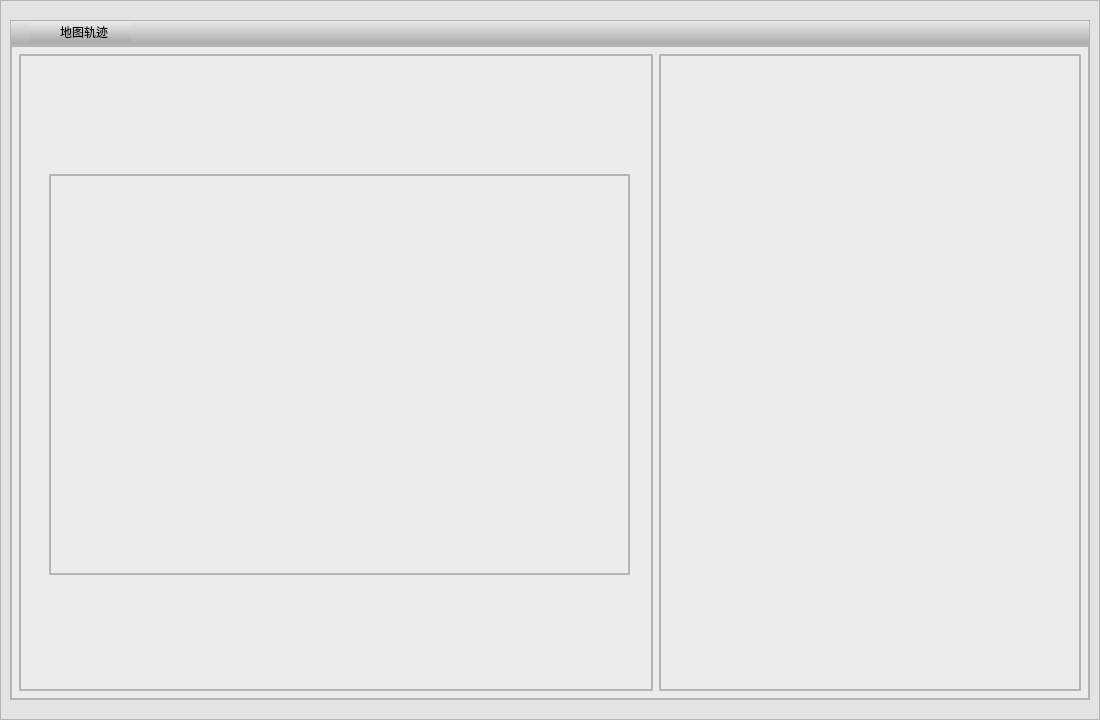
The window that UIModule/maptrackpane.ui (zhangjianscc/ZMClient) describes before a commit, drawn with Qt 5.
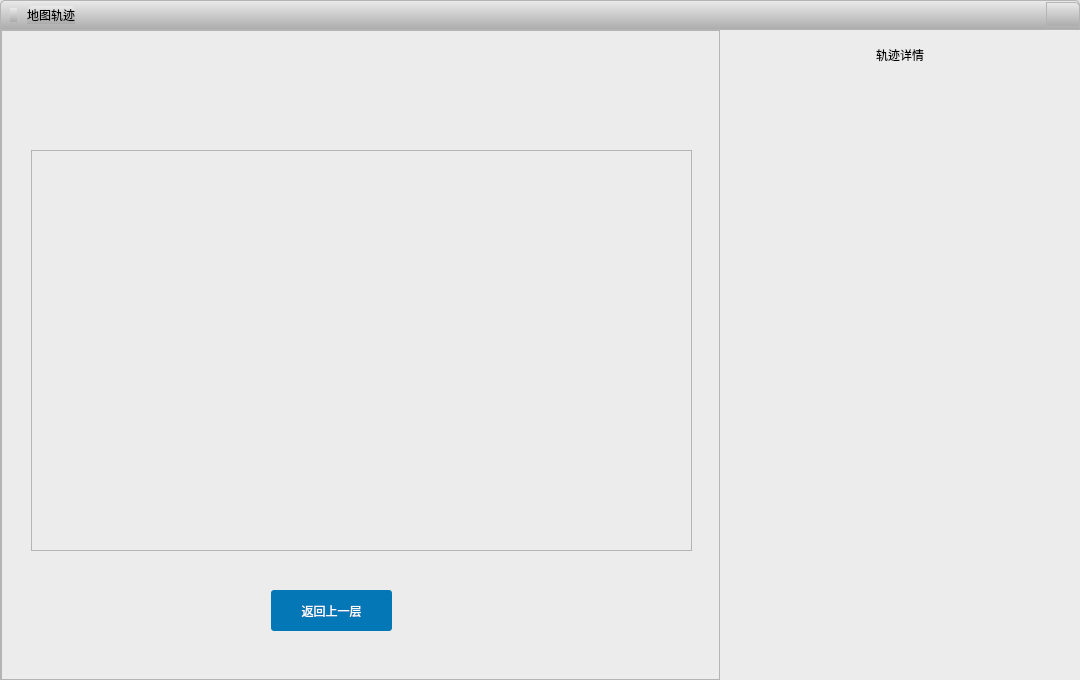
The same window after the commit. Icons and pictures are not drawn.

```diff
--- a/UIModule/maptrackpane.ui
+++ b/UIModule/maptrackpane.ui
@@ -6,8 +6,8 @@
    <rect>
     <x>0</x>
     <y>0</y>
-    <width>1100</width>
-    <height>720</height>
+    <width>1080</width>
+    <height>680</height>
    </rect>
   </property>
   <property name="windowTitle">
@@ -15,34 +15,14 @@
   </property>
   <property name="styleSheet">
    <string notr="true">background-color: rgb(227, 227, 227);
-border:1px solid rgb(180,180,180)</string>
+border:1px solid rgb(180,180,180);
+border-radius:5px;</string>
   </property>
   <layout class="QVBoxLayout" name="verticalLayout">
    <property name="spacing">
     <number>0</number>
    </property>
    <property name="leftMargin">
-    <number>10</number>
-   </property>
-   <property name="topMargin">
-    <number>20</number>
-   </property>
-   <property name="rightMargin">
-    <number>10</number>
-   </property>
-   <property name="bottomMargin">
-    <number>20</number>
-   </property>
-   <item>
-    <widget class="QWidget" name="widget" native="true">
-     <property name="styleSheet">
-      <string notr="true"/>
-     </property>
-     <layout class="QVBoxLayout" name="verticalLayout_2">
-      <property name="spacing">
-       <number>0</number>
-      </property>
-      <property name="leftMargin">
        <number>0</number>
       </property>
       <property name="topMargin">
@@ -59,27 +39,44 @@
         <property name="minimumSize">
          <size>
           <width>0</width>
-          <height>25</height>
+       <height>30</height>
          </size>
         </property>
         <property name="maximumSize">
          <size>
           <width>16777215</width>
-          <height>25</height>
+       <height>30</height>
          </size>
         </property>
         <property name="styleSheet">
          <string notr="true">border-radius:0px;
-background-color: qlineargradient(spread:pad, x1:0, y1:0, x2:0, y2:1, stop:0 rgba(235, 235, 235, 255), stop:1 rgba(170, 170, 170, 255));</string>
-        </property>
+background-color: qlineargradient(spread:pad, x1:0, y1:0, x2:0, y2:1, stop:0 rgba(235, 235, 235, 255), stop:1 rgba(170, 170, 170, 255));
+border-top-left-radius:5px;
+border-top-right-radius:5px;</string>
+     </property>
+     <layout class="QHBoxLayout" name="horizontalLayout">
+      <property name="spacing">
+       <number>10</number>
+      </property>
+      <property name="leftMargin">
+       <number>10</number>
+      </property>
+      <property name="topMargin">
+       <number>0</number>
+      </property>
+      <property name="rightMargin">
+       <number>0</number>
+      </property>
+      <property name="bottomMargin">
+       <number>0</number>
+      </property>
+      <item>
         <widget class="QLabel" name="label">
-         <property name="geometry">
-          <rect>
-           <x>20</x>
-           <y>2</y>
-           <width>41</width>
-           <height>20</height>
-          </rect>
+        <property name="sizePolicy">
+         <sizepolicy hsizetype="Fixed" vsizetype="Fixed">
+          <horstretch>0</horstretch>
+          <verstretch>0</verstretch>
+         </sizepolicy>
          </property>
          <property name="styleSheet">
           <string notr="true">border:none</string>
@@ -88,17 +85,20 @@
           <string/>
          </property>
          <property name="pixmap">
-          <pixmap resource="../Resouce.qrc">:/images/1比N小图标.png</pixmap>
-         </property>
-        </widget>
+         <pixmap resource="../Resouce.qrc">:/images/监控区域信息维护图标.png</pixmap>
+        </property>
+        <property name="scaledContents">
+         <bool>true</bool>
+        </property>
+       </widget>
+      </item>
+      <item>
         <widget class="QLabel" name="label_2">
-         <property name="geometry">
-          <rect>
-           <x>50</x>
-           <y>2</y>
-           <width>71</width>
-           <height>20</height>
-          </rect>
+        <property name="sizePolicy">
+         <sizepolicy hsizetype="Fixed" vsizetype="Fixed">
+          <horstretch>0</horstretch>
+          <verstretch>0</verstretch>
+         </sizepolicy>
          </property>
          <property name="styleSheet">
           <string notr="true">border:none;
@@ -107,37 +107,123 @@
          <property name="text">
           <string>地图轨迹</string>
          </property>
-        </widget>
+        <property name="scaledContents">
+         <bool>true</bool>
+        </property>
+       </widget>
+      </item>
+      <item>
+       <spacer name="horizontalSpacer">
+        <property name="orientation">
+         <enum>Qt::Horizontal</enum>
+        </property>
+        <property name="sizeHint" stdset="0">
+         <size>
+          <width>923</width>
+          <height>20</height>
+         </size>
+        </property>
+       </spacer>
+      </item>
+      <item>
+       <widget class="QPushButton" name="m_btnClose">
+        <property name="minimumSize">
+         <size>
+          <width>25</width>
+          <height>25</height>
+         </size>
+        </property>
+        <property name="styleSheet">
+         <string notr="true">border-radius:0px;
+border-top-right-radius:5px;
+</string>
+        </property>
+        <property name="text">
+         <string/>
+        </property>
+       </widget>
+      </item>
+     </layout>
        </widget>
       </item>
       <item>
        <widget class="QWidget" name="widget_3" native="true">
         <property name="styleSheet">
          <string notr="true">border:2px solid rgb(180,180,180);
-border-radius:2px;
-background-color:rgb(236,236,236)</string>
-        </property>
-        <layout class="QHBoxLayout" name="horizontalLayout" stretch="3,2">
+background-color:rgb(236,236,236);
+border-radius:0px;</string>
+     </property>
+     <layout class="QHBoxLayout" name="horizontalLayout_2" stretch="2,1">
+      <property name="spacing">
+       <number>0</number>
+      </property>
+      <property name="leftMargin">
+       <number>1</number>
+      </property>
+      <property name="topMargin">
+       <number>0</number>
+      </property>
+      <property name="rightMargin">
+       <number>0</number>
+      </property>
+      <property name="bottomMargin">
+       <number>0</number>
+      </property>
          <item>
           <widget class="QWidget" name="widget_4" native="true">
+        <property name="styleSheet">
+         <string notr="true">border-radius:0px;
+border:1px solid rgb(180,180,180);</string>
+        </property>
            <widget class="QLabel" name="label_3">
             <property name="geometry">
              <rect>
               <x>30</x>
               <y>120</y>
-              <width>581</width>
+           <width>661</width>
               <height>401</height>
              </rect>
             </property>
+         <property name="styleSheet">
+          <string notr="true">border-radius:0px;</string>
+         </property>
             <property name="text">
              <string/>
             </property>
            </widget>
+        <widget class="QPushButton" name="m_btnReturn">
+         <property name="geometry">
+          <rect>
+           <x>270</x>
+           <y>560</y>
+           <width>121</width>
+           <height>41</height>
+          </rect>
+         </property>
+         <property name="styleSheet">
+          <string notr="true">border:none;
+font: 11pt &quot;黑体&quot;;
+background-color: rgb(4, 119, 182);
+border-radius:3px;
+color: rgb(255, 255, 255);
+</string>
+         </property>
+         <property name="text">
+          <string>返回上一层</string>
+         </property>
+        </widget>
+        <zorder>label_3</zorder>
+        <zorder>m_btnReturn</zorder>
+        <zorder>m_table</zorder>
           </widget>
          </item>
          <item>
-          <widget class="QWidget" name="widget_5" native="true">
-           <layout class="QVBoxLayout" name="verticalLayout_3">
+       <widget class="QWidget" name="widget" native="true">
+        <property name="styleSheet">
+         <string notr="true">border:none
+</string>
+        </property>
+        <layout class="QVBoxLayout" name="verticalLayout_2" stretch="1,12">
             <property name="spacing">
              <number>0</number>
             </property>
@@ -154,9 +240,27 @@
              <number>0</number>
             </property>
             <item>
-             <widget class="QTableWidget" name="tableWidget_2"/>
-            </item>
-           </layout>
+          <widget class="QLabel" name="label_4">
+           <property name="layoutDirection">
+            <enum>Qt::LeftToRight</enum>
+           </property>
+           <property name="styleSheet">
+            <string notr="true">border:none;
+font: 16pt &quot;黑体&quot;;</string>
+           </property>
+           <property name="text">
+            <string>轨迹详情</string>
+           </property>
+           <property name="alignment">
+            <set>Qt::AlignCenter</set>
+           </property>
+          </widget>
+         </item>
+         <item>
+          <widget class="QTableWidget" name="m_table">
+           <property name="styleSheet">
+            <string notr="true">border-radius:0px;</string>
+           </property>
           </widget>
          </item>
         </layout>
```
Lines whose indentation alone changed are shown as unchanged.
